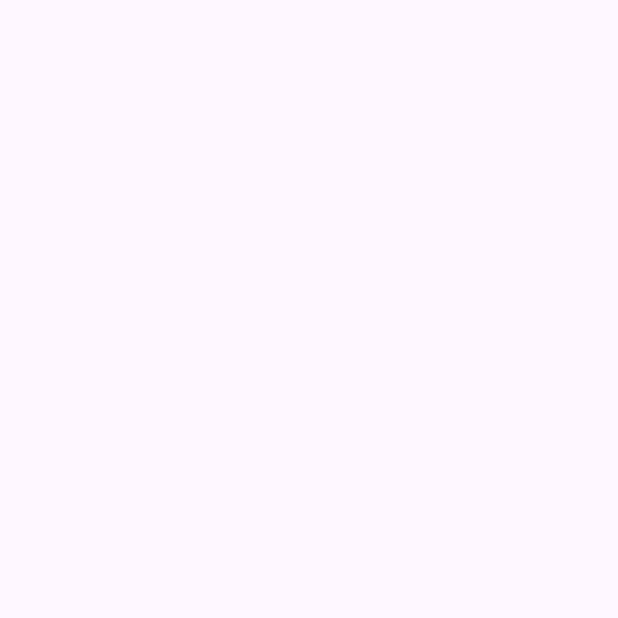
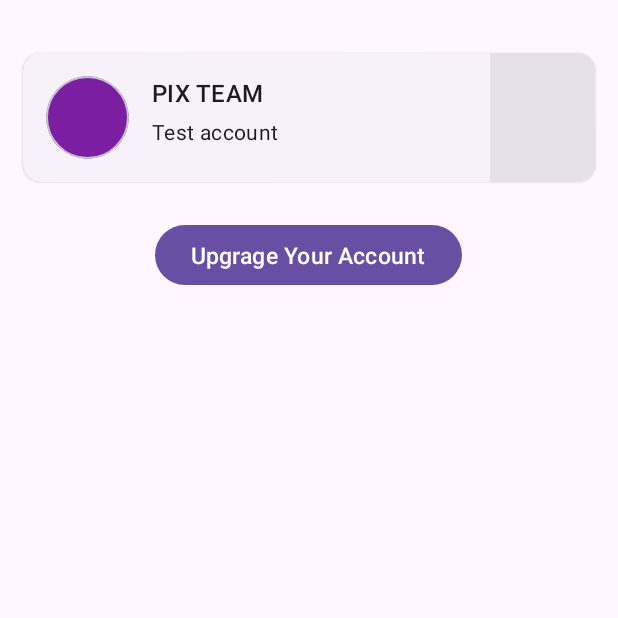
Before and after one commit to casdil/android-fb-login, an Android app: the screen it shows after launch once a user with an empty profile is signed in (MainActivity), on a phone screen of 412 x 824 dp, the top half of it. Before the commit the part shown is empty. Run offline under Robolectric (Android 15) with nearby library versions, the phone set to English and light mode, and no system bars; our stand-ins replace Firebase (no records; nobody signed in at launch, a user with empty details on screens opened directly).

Commit message:
Added profile

```diff
--- a/app/src/main/res/layout/activity_main.xml
+++ b/app/src/main/res/layout/activity_main.xml
@@ -1,9 +1,101 @@
 <?xml version="1.0" encoding="utf-8"?>
-<androidx.constraintlayout.widget.ConstraintLayout xmlns:android="http://schemas.android.com/apk/res/android"
-    xmlns:app="http://schemas.android.com/apk/res-auto"
+<FrameLayout xmlns:android="http://schemas.android.com/apk/res/android"
     xmlns:tools="http://schemas.android.com/tools"
     android:layout_width="match_parent"
     android:layout_height="match_parent"
-    tools:context=".MainActivity">
+    xmlns:app="http://schemas.android.com/apk/res-auto"
+    tools:context=".ProfileFragment">
 
-</androidx.constraintlayout.widget.ConstraintLayout>
+    <LinearLayout
+        android:layout_width="match_parent"
+        android:layout_height="match_parent"
+        android:orientation="vertical">
+        <com.google.android.material.card.MaterialCardView
+            style="?attr/materialCardViewElevatedStyle"
+            android:layout_height="wrap_content"
+            android:layout_marginTop="35dp"
+            android:layout_width="match_parent"
+            android:layout_marginLeft="15dp"
+            android:layout_marginRight="15dp">
+
+            <LinearLayout
+                android:layout_width="match_parent"
+                android:layout_height="match_parent"
+                android:orientation="horizontal">
+                <com.google.android.material.card.MaterialCardView
+                    android:layout_width="55dp"
+                    android:layout_height="55dp"
+                    app:cardCornerRadius="55dp"
+                    android:backgroundTint="#7B1FA2"
+                    android:layout_margin="15dp"
+                    style="?attr/materialCardViewOutlinedStyle">
+
+
+                </com.google.android.material.card.MaterialCardView>
+                <LinearLayout
+                    android:layout_width="wrap_content"
+                    android:layout_height="match_parent"
+                    android:orientation="vertical">
+                    <com.google.android.material.textview.MaterialTextView
+                        android:layout_width="wrap_content"
+                        android:layout_height="wrap_content"
+                        android:text="PIX TEAM"
+                        android:layout_marginTop="15dp"
+                        style="@style/TextAppearance.Material3.TitleMedium"
+                        />
+                    <com.google.android.material.textview.MaterialTextView
+                        android:layout_width="wrap_content"
+                        android:layout_height="wrap_content"
+                        android:text="Test account"
+                        android:layout_marginTop="5dp"
+                        style="@style/TextAppearance.Material3.BodyMedium"
+                        />
+                </LinearLayout>
+                <RelativeLayout
+                    android:layout_width="match_parent"
+                    android:layout_height="match_parent">
+                    <com.google.android.material.card.MaterialCardView
+                        android:layout_height="match_parent"
+                        android:layout_width="70dp"
+                        app:cardCornerRadius="0dp"
+                        android:layout_alignParentRight="true"
+                        style="?attr/materialCardViewFilledStyle">
+
+
+                    </com.google.android.material.card.MaterialCardView>
+                </RelativeLayout>
+            </LinearLayout>
+
+        </com.google.android.material.card.MaterialCardView>
+
+        <RelativeLayout
+            android:layout_width="match_parent"
+            android:layout_height="wrap_content">
+            <Button
+                android:id="@+id/filledButton"
+                android:layout_width="wrap_content"
+                android:textSize="15dp"
+                android:layout_height="wrap_content"
+                android:layout_marginTop="50dp"
+                android:text="Upgrage Your Account"
+                android:layout_centerInParent="true"
+                />
+        </RelativeLayout>
+        <com.google.android.material.card.MaterialCardView
+            android:layout_marginLeft="35dp"
+            android:layout_marginRight="35dp"
+            android:layout_width="match_parent"
+            android:layout_height="wrap_content"
+            style="?attr/materialCardViewFilledStyle">
+
+            <LinearLayout
+                android:layout_width="match_parent"
+                android:layout_height="wrap_content"
+                android:orientation="vertical">
+
+            </LinearLayout>
+
+        </com.google.android.material.card.MaterialCardView>
+    </LinearLayout>
+
+</FrameLayout>
```
